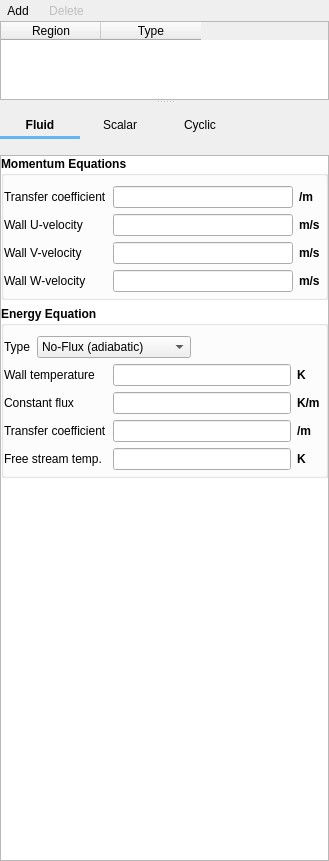
First picture: the form in mfixgui/uifiles/boundary_conditions.ui, repository truongd8593/mfix, before the edit.
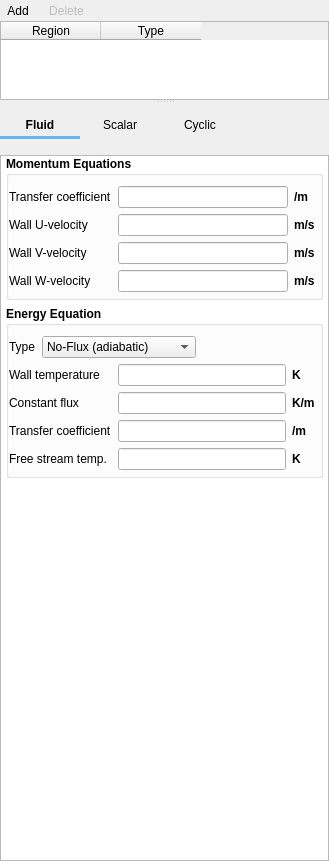
Second picture: the form after the edit. Custom widgets are drawn as their Qt base class.

```diff
--- a/mfixgui/uifiles/boundary_conditions.ui
+++ b/mfixgui/uifiles/boundary_conditions.ui
@@ -355,19 +355,19 @@
            <rect>
             <x>0</x>
             <y>0</y>
-            <width>325</width>
-            <height>693</height>
+            <width>318</width>
+            <height>732</height>
            </rect>
           </property>
           <layout class="QGridLayout" name="gridLayout_3">
            <property name="leftMargin">
-            <number>0</number>
+            <number>5</number>
            </property>
            <property name="topMargin">
             <number>0</number>
            </property>
            <property name="rightMargin">
-            <number>0</number>
+            <number>5</number>
            </property>
            <property name="bottomMargin">
             <number>0</number>
```
